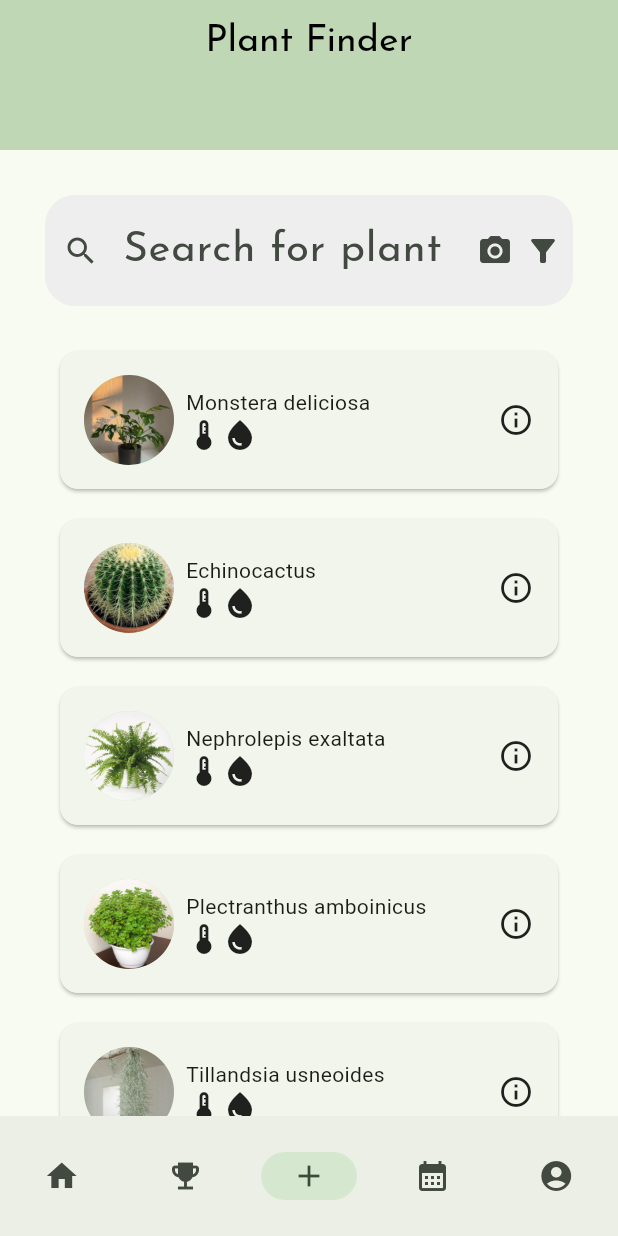
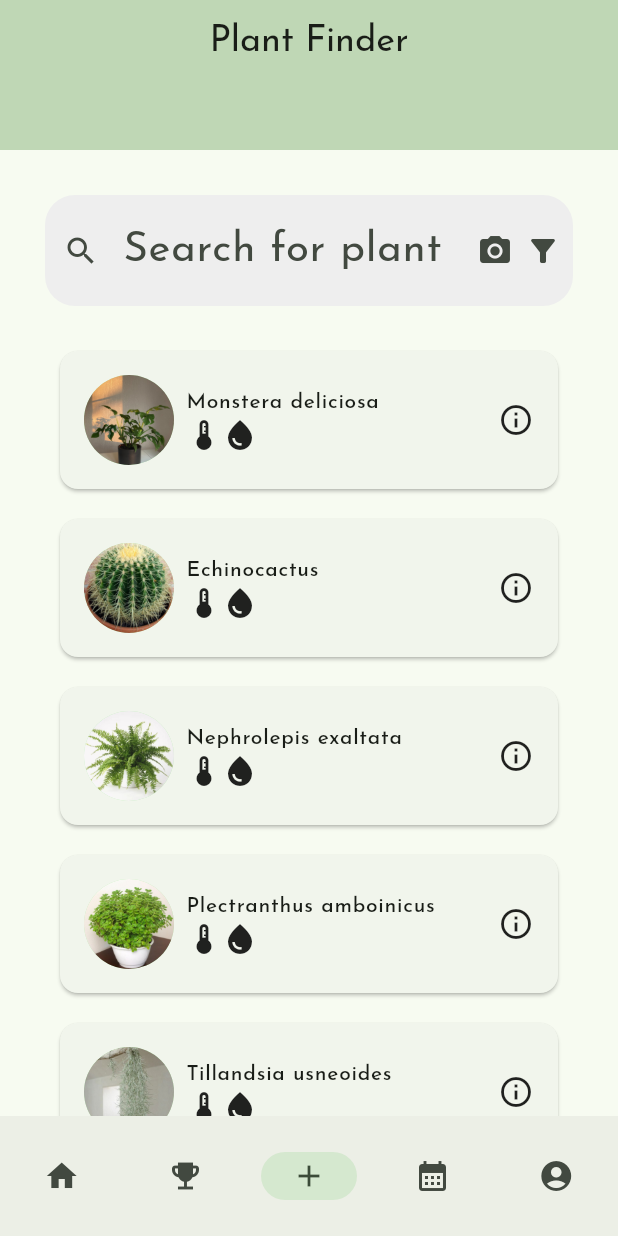
Before and after one commit to vanhalenar/plantapp, a Flutter app: the screen it shows after launch, item 3 of the bottom bar chosen, on a phone screen of 412 x 824 dp. Run offline on Flutter 3.47's test engine with Material 3 defaults, Android fonts, the phone set to English and light mode, and no system bars; our stand-ins replace google_fonts, table_calendar.

Commit message:
checked font

```diff
--- a/lib/view/add_plant.dart
+++ b/lib/view/add_plant.dart
@@ -29,13 +29,10 @@ class AddPlantState extends State<AddPlant> {
 
       await plantController.loadPlantsFromAsset();
       setState(() {
-        // Use the data from the same instance of PlantController!
+        // Use the data from the same instance of PlantController
         plants = plantController.plants;
         dataLoaded = true;
       });
-
-      // Print the IDs of loaded plants for debugging
-      //print('Loaded Plant IDs: ${plants.map((plant) => plant.id).join(', ')}');
     }
   }
 
@@ -53,10 +50,7 @@ class AddPlantState extends State<AddPlant> {
           child: AppBar(
             title: Text(
               'Plant Finder',
-              style: TextStyle(
-                color: Colors.black,
-                fontSize: 25,
-              ),
+              style: Theme.of(context).textTheme.titleLarge,
             ),
             backgroundColor: Color(0xFFBFD7B5),
             titleSpacing: 10,
@@ -66,9 +60,8 @@ class AddPlantState extends State<AddPlant> {
         ),
         body: Column(
         children: [
-          SearchBar(), // Place the SearchBar widget here
+          SearchBar(),
           Expanded(
-            // Wrap ListView.builder in an Expanded widget to take the remaining space
             child: ListView.builder(
               itemCount: plants.length,
               itemBuilder: (context, index) {
@@ -107,12 +100,12 @@ class SearchBar extends StatelessWidget {
           hintText: 'Search for plant',
           prefixIcon: Icon(Icons.search),
           suffixIcon: Padding(
-            padding: EdgeInsets.all(8), // Adjust the padding as needed
+            padding: EdgeInsets.all(8),
             child: Row(
               mainAxisSize: MainAxisSize.min,
               children: [
                 Icon(Icons.camera_alt),
-                SizedBox(width: 8), // Adjust the spacing between icons
+                SizedBox(width: 8),
                 Icon(Icons.filter_alt),
               ],
             ),
@@ -155,7 +148,8 @@ class PlantCard extends StatelessWidget {
                   crossAxisAlignment: CrossAxisAlignment.start,
                   children: [
                     Text(
-                      plant.latin, // Displaying the Latin name of the plant
+                      plant.latin,
+                      style: Theme.of(context).textTheme.labelSmall,
                     ),
                     Row(
                       children: [
@@ -165,7 +159,7 @@ class PlantCard extends StatelessWidget {
                     ),
                   ],
                 ),
-                Spacer(), // Added a spacer to push the info icon to the right
+                Spacer(),
                 Icon(Icons.info_outline),
               ],
             ),
--- a/lib/view/plant_added.dart
+++ b/lib/view/plant_added.dart
@@ -159,7 +159,7 @@ class PlantAddedState extends State<PlantAdded> {
                         8), // Adjust border radius as needed
                   ),
                 ),
-                child: Text('Edit Plant'),
+                child: Text('Edit Plant',style: Theme.of(context).textTheme.labelMedium,),
               ),
           ],
           ),
```
Also changed, not shown: lib/view/plant_profile.dart (+6 -6 lines).
